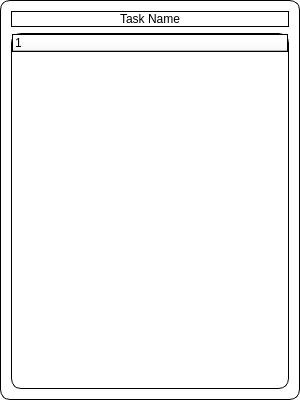
Before: the Qt Designer form task_card.ui in PlayinPistols2d/Temp, drawn with Qt 5.
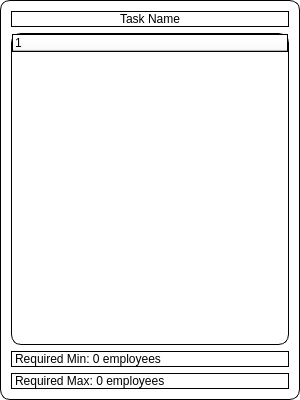
After: the same form once the commit is applied.

```diff
--- a/task_card.ui
+++ b/task_card.ui
@@ -35,6 +35,26 @@
      </header>
     </widget>
    </item>
+   <item>
+    <widget class="QLabel" name="label_minEmployees">
+     <property name="alignment">
+      <set>Qt::AlignLeft</set>
+     </property>
+     <property name="text">
+      <string>Required Min: 0 employees</string>
+     </property>
+    </widget>
+   </item>
+   <item>
+    <widget class="QLabel" name="label_maxEmployees">
+     <property name="alignment">
+      <set>Qt::AlignLeft</set>
+     </property>
+     <property name="text">
+      <string>Required Max: 0 employees</string>
+     </property>
+    </widget>
+   </item>
   </layout>
  </widget>
  <resources/>
```
